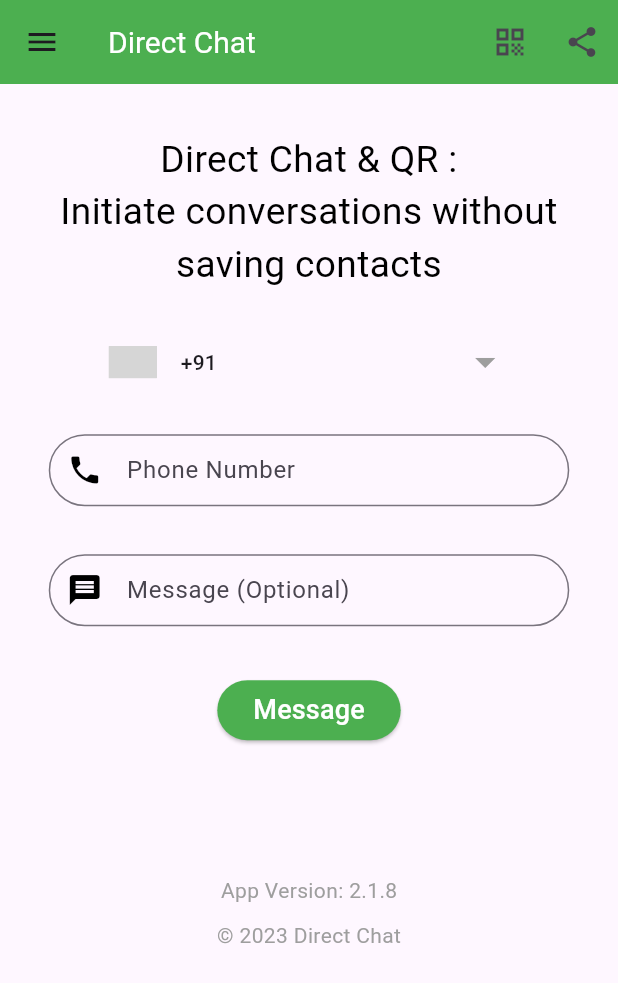
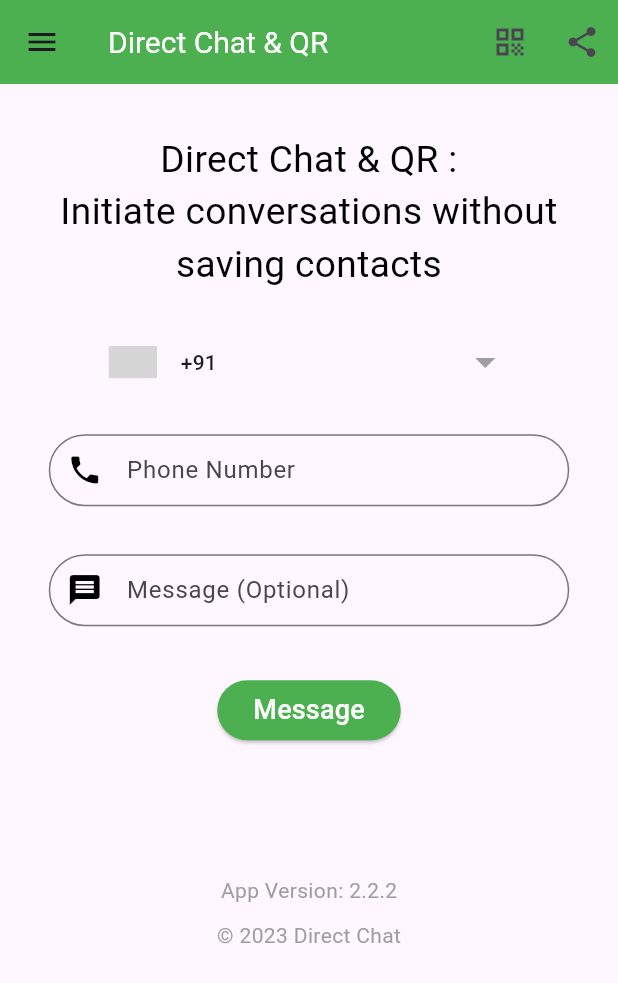
Before and after one commit to gantanikhilraj/Direct-Chat-App, a Flutter app: the screen it shows after launch, in the side drawer, after a tap on the "qr code" icon, on a phone screen of 412 x 824 dp. Shown: the top 983 px of the screen. Run offline on Flutter 3.47's test engine with Material 3 defaults, Android fonts, the phone set to English and light mode, and no system bars; drawn by our look-alikes of country_code_picker, google_mobile_ads; our stand-ins replace connectivity, fluttertoast, image_gallery_saver, package_info_plus, qr_flutter, share_plus and 1 more; network calls fail; grey boxes are pictures that could not be loaded.

Commit message:
code improved

```diff
--- a/lib/helpers/constants.dart
+++ b/lib/helpers/constants.dart
@@ -45,9 +45,14 @@
     backgroundColor: Colors.red,
     duration: const Duration(seconds: 2),
   );
-  static const snackbarfeedbacklentherror = SnackBar(
-    duration: Duration(milliseconds: 1500),
-    content: Text("Feedback or bug should be atleast 20 words"),
+  static final snackbarfeedbacklentherror = SnackBar(
+    action: SnackBarAction(
+      label: "×",
+      textColor: Colors.white,
+      onPressed: (() {}),
+    ),
+    duration: const Duration(milliseconds: 1500),
+    content: const Text("Feedback or bug should be atleast 20 words"),
     backgroundColor: Colors.red,
   );
   static final qrCodeEmpty = SnackBar(
@@ -72,7 +77,7 @@
   static String playstoreURL = "https://directchat.openinapp.co/playstorelink";
   static String shareText =
       "Unlock Seamless Conversations on WhatsApp 🚀: Start Chats without Adding Contacts First! 📲💬 Try this App Today! 🔥👉";
-  static String appTitle = "Direct Chat";
+  static String appTitle = "Direct Chat & QR";
   static String mainScreenTitle =
       "Direct Chat & QR :\nInitiate conversations without saving contacts";
 }
--- a/lib/main.dart
+++ b/lib/main.dart
@@ -6,7 +6,7 @@
 import 'package:whatsapp_dm/modals/provider_data.dart';
 import 'package:whatsapp_dm/screens/qr_screen.dart';
 import 'package:whatsapp_dm/screens/reportbug_screen.dart';
-import 'package:whatsapp_dm/screens/splash_screen.dart';
+// import 'package:whatsapp_dm/screens/splash_screen.dart';
 
 void main() {
   setPathUrlStrategy();
@@ -27,9 +27,9 @@
   Widget build(BuildContext context) {
     return MaterialApp(
       debugShowCheckedModeBanner: false,
-      home: const SplashScreen(),
+      home: const Homescreen(),
       routes: {
-        Homescreen.id: (context) => const Homescreen(),
+        // Homescreen.id: (context) => const Homescreen(),
         QRCodeGenerator.id: (context) => const QRCodeGenerator(),
         Reportbug.id: (context) => Reportbug(),
       },
--- a/lib/screens/home_screen.dart
+++ b/lib/screens/home_screen.dart
@@ -28,7 +28,7 @@
   bool adShown = false;
   initInterstitialAd() {
     InterstitialAd.load(
-      adUnitId: AdMobService.homeShareInter,
+      adUnitId: AdMobService.testBannerInter,
       request: const AdRequest(),
       adLoadCallback: InterstitialAdLoadCallback(
         onAdLoaded: (ad) {
@@ -137,7 +137,6 @@
           child: Container(
             // height: MediaQuery.of(context).size.height * 1,
             padding: EdgeInsets.all(screenHeight * 0.02),
-            child: Expanded(
             child: Column(
               crossAxisAlignment: CrossAxisAlignment.center,
               children: [
@@ -205,8 +204,7 @@
                       });
                     },
                     decoration: InputDecoration(
-                        errorText:
-                            errortextfield.isEmpty ? null : errortextfield,
+                      errorText: errortextfield.isEmpty ? null : errortextfield,
                       focusedBorder: const OutlineInputBorder(
                         borderRadius: BorderRadius.all(
                           Radius.circular(32.0),
@@ -224,6 +222,7 @@
                             setState(() {
                               textfieldphone.clear();
                               whatsappData.phone = '';
+                              errortextfield = '';
                             });
                           },
                           child: const Icon(
@@ -254,22 +253,37 @@
                     onChanged: (value) {
                       whatsappData.updateMessage(value);
                     },
-                      decoration: const InputDecoration(
-                        focusedBorder: OutlineInputBorder(
+                    decoration: InputDecoration(
+                      focusedBorder: const OutlineInputBorder(
                         borderRadius: BorderRadius.all(
                           Radius.circular(32.0),
                         ),
                         borderSide: BorderSide(width: 1, color: Colors.black),
                       ),
                       hintTextDirection: TextDirection.ltr,
-                        prefixIcon: Icon(
+                      prefixIcon: const Icon(
                         Icons.message,
                         color: Colors.black,
                       ),
+                      suffixIcon: Visibility(
+                        visible: textfieldtext.text.isNotEmpty,
+                        child: GestureDetector(
+                          onTap: () {
+                            setState(() {
+                              textfieldtext.clear();
+                              whatsappData.message = '';
+                            });
+                          },
+                          child: const Icon(
+                            Icons.clear,
+                            color: Colors.black,
+                          ),
+                        ),
+                      ),
                       hintText: 'Message (Optional)',
-                        contentPadding: EdgeInsets.symmetric(
+                      contentPadding: const EdgeInsets.symmetric(
                           vertical: 10.0, horizontal: 20.0),
-                        border: OutlineInputBorder(
+                      border: const OutlineInputBorder(
                         borderRadius: BorderRadius.all(Radius.circular(32.0)),
                       ),
                     ),
@@ -386,7 +400,6 @@
             ),
           ),
         ),
-        ),
         bottomNavigationBar: _banner == null
             ? Container()
             : Container(
--- a/lib/screens/splash_screen.dart
+++ b/lib/screens/splash_screen.dart
@@ -1,49 +1,50 @@
-import 'package:flutter/material.dart';
-import 'package:whatsapp_dm/screens/home_screen.dart';
+// import 'package:flutter/material.dart';
+// import 'package:whatsapp_dm/screens/home_screen.dart';
+// // import 'package:whatsapp_dm/screens/network_screen.dart';
 
-class SplashScreen extends StatelessWidget {
-  const SplashScreen({super.key});
+// class SplashScreen extends StatelessWidget {
+//   const SplashScreen({super.key});
 
-  @override
-  Widget build(BuildContext context) {
-    Future.delayed(
-      const Duration(seconds: 2),
-      () {
-        Navigator.of(context).pushReplacement(
-          MaterialPageRoute(builder: (context) => const Homescreen()),
-        );
-      },
-    );
+//   @override
+//   Widget build(BuildContext context) {
+//     Future.delayed(
+//       const Duration(seconds: 2),
+//       () {
+//         Navigator.of(context).pushReplacement(
+//           MaterialPageRoute(builder: (context) => const Homescreen()),
+//         );
+//       },
+//     );
 
-    return Container(
-      color: Colors.white,
-      child: SafeArea(
-        child: Scaffold(
-          backgroundColor: Colors.white,
-          body: Center(
-            child: Column(
-              mainAxisAlignment: MainAxisAlignment.center,
-              children: [
-                Expanded(
-                  child: AspectRatio(
-                    aspectRatio: 0.2, // Maintain a square aspect ratio
-                    child: Image.asset(
-                      "assets/images/icon48.png",
-                      fit: BoxFit.contain,
-                      color: Colors.green,
-                    ),
-                  ),
-                ),
-                const SizedBox(height: 5),
-                const Text(
-                  "Direct Chat App",
-                  style: TextStyle(color: Colors.green),
-                ),
-              ],
-            ),
-          ),
-        ),
-      ),
-    );
-  }
-}
+//     return Container(
+//       color: Colors.white,
+//       child: SafeArea(
+//         child: Scaffold(
+//           backgroundColor: Colors.white,
+//           body: Center(
+//             child: Column(
+//               mainAxisAlignment: MainAxisAlignment.center,
+//               children: [
+//                 Expanded(
+//                   child: AspectRatio(
+//                     aspectRatio: 0.2,
+//                     child: Image.asset(
+//                       "assets/images/icon48.png",
+//                       fit: BoxFit.contain,
+//                       color: Colors.green,
+//                     ),
+//                   ),
+//                 ),
+//                 // const SizedBox(height: 5),
+//                 const Text(
+//                   "Direct Chat & QR",
+//                   style: TextStyle(color: Colors.green, fontSize: 20),
+//                 ),
+//               ],
+//             ),
+//           ),
+//         ),
+//       ),
+//     );
+//   }
+// }
--- a/pubspec.yaml
+++ b/pubspec.yaml
@@ -17,7 +17,7 @@
 # https://developer.apple.com/library/archive/documentation/General/Reference/InfoPlistKeyReference/Articles/CoreFoundationKeys.html
 # In Windows, build-name is used as the major, minor, and patch parts
 # of the product and file versions while build-number is used as the build suffix.
-version: 2.1.8+9
+version: 2.2.2+13
 
 environment:
   sdk: '>=2.18.6 <3.0.0'
@@ -49,6 +49,7 @@
   path_provider: ^2.1.1
   fluttertoast: ^8.2.2
   google_mobile_ads: ^3.1.0
+  # connectivity_plus:
 
 dev_dependencies:
   flutter_test:
```
Also changed, not shown: lib/screens/qr_screen.dart (+31 -10 lines), lib/screens/reportbug_screen.dart (+6 -2 lines). Lines whose indentation alone changed are shown as unchanged.
